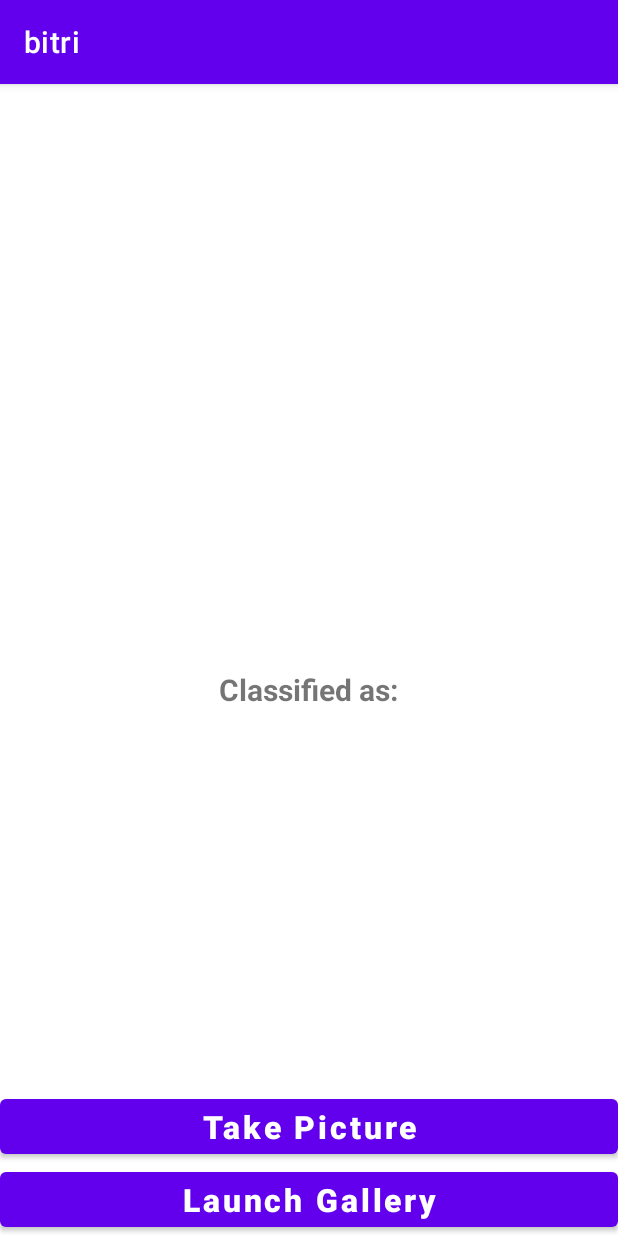
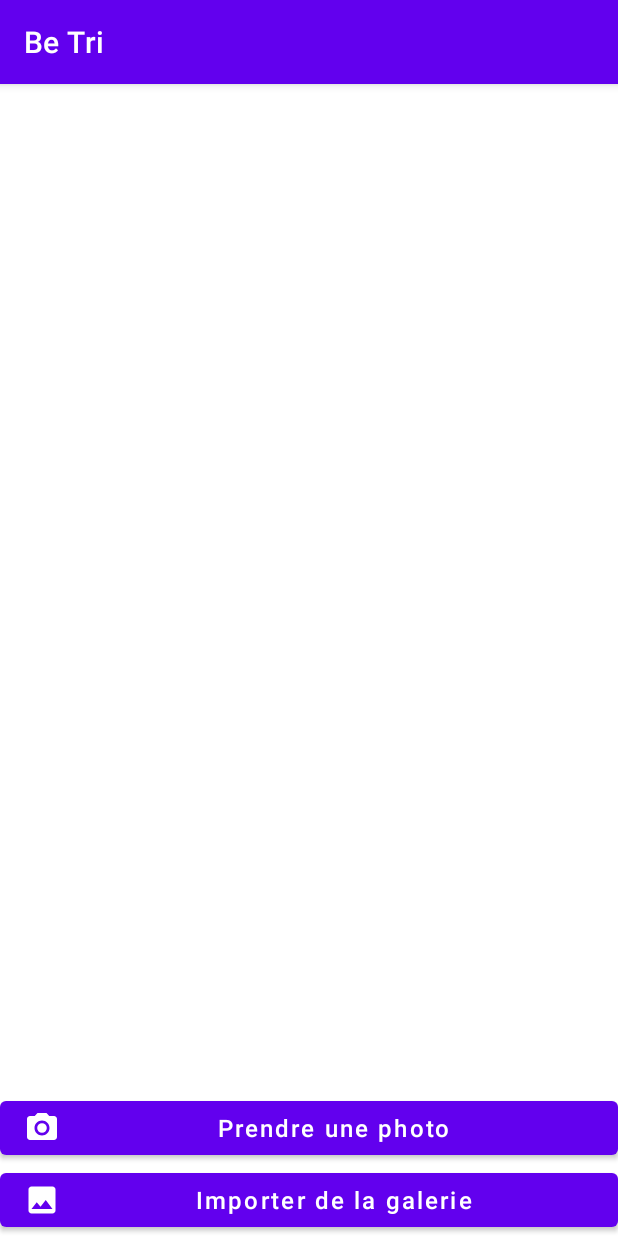
Before and after one commit to Amilaneb/be-tri-ml, an Android app: the screen it shows after launch (MainActivity), on a phone screen of 412 x 824 dp. Run offline under Robolectric (Android 15) with nearby library versions, the phone set to English and light mode, and no system bars; libraries missing offline, so code that uses them is left out: org.tensorflow.lite.

Commit message:
modification couleur et nom des champs

```diff
--- a/app/src/main/AndroidManifest.xml
+++ b/app/src/main/AndroidManifest.xml
@@ -7,7 +7,7 @@
         android:allowBackup="true"
         android:dataExtractionRules="@xml/data_extraction_rules"
         android:fullBackupContent="@xml/backup_rules"
-        android:icon="@mipmap/ic_launcher"
+        android:icon="@drawable/be_tri_icon"
         android:label="@string/app_name"
         android:supportsRtl="true"
         android:theme="@style/Theme.Bitri"
--- a/app/src/main/java/com/example/bitri/MainActivity.java
+++ b/app/src/main/java/com/example/bitri/MainActivity.java
@@ -2,16 +2,19 @@ package com.example.bitri;
 
 import androidx.annotation.Nullable;
 import androidx.appcompat.app.AppCompatActivity;
+import androidx.core.content.ContextCompat;
 
 import android.Manifest;
 import android.content.Intent;
 import android.content.pm.PackageManager;
 import android.graphics.Bitmap;
+import android.graphics.Color;
 import android.media.ThumbnailUtils;
 import android.net.Uri;
 import android.os.Bundle;
 import android.provider.MediaStore;
 import android.util.Log;
+import android.view.Menu;
 import android.view.View;
 import android.widget.Button;
 import android.widget.ImageView;
@@ -30,18 +33,18 @@ public class MainActivity extends AppCompatActivity {
 
     Button camera, gallery;
     ImageView imageView;
-    TextView result;
+    TextView result, classified;
     int imageSize = 224;
 
     @Override
     protected void onCreate(Bundle savedInstanceState) {
         super.onCreate(savedInstanceState);
         setContentView(R.layout.activity_main);
-
-        camera = findViewById(R.id.button);
-        gallery = findViewById(R.id.button2);
+        camera = findViewById(R.id.cameraButton);
+        gallery = findViewById(R.id.galleryButton);
 
         result = findViewById(R.id.result);
+        classified = findViewById(R.id.classified);
         imageView = findViewById(R.id.imageView);
 
         camera.setOnClickListener(new View.OnClickListener() {
@@ -103,11 +106,21 @@ public class MainActivity extends AppCompatActivity {
                     maxPos = i;
                 }
             }
-            String[] classes = {"Paper", "Plastic", "Glass","Trash"};
+            classified.setText("Classé comme :");
+            String[] classes = {"Papier / Carton", "Plastique / Métal", "Verre","Autre"};
             result.setText(classes[maxPos]);
-
-
-
+            if(maxPos == 0) {
+                result.setTextColor(Color.rgb(255, 176, 50));
+            }
+            else if(maxPos == 1) {
+                result.setTextColor(Color.rgb(135, 135, 135));
+            }
+            else if(maxPos == 2) {
+                result.setTextColor(Color.rgb(16, 131, 48));
+            }
+            else if(maxPos == 3) {
+                result.setTextColor(Color.BLACK);
+            }
 
             // Releases model resources if no longer used.
             model.close();
@@ -121,6 +134,7 @@ public class MainActivity extends AppCompatActivity {
     protected void onActivityResult(int requestCode, int resultCode, @Nullable Intent data) {
         if(resultCode == RESULT_OK){
             if(requestCode == 3){
+                Log.d("TAG", "Contenu de classified: " + classified.getText().toString());
                 Bitmap image = (Bitmap) data.getExtras().get("data");
                 int dimension = Math.min(image.getWidth(), image.getHeight());
                 image = ThumbnailUtils.extractThumbnail(image, dimension, dimension);
--- a/app/src/main/res/drawable/ic_baseline_camera_alt_24.xml
+++ b/app/src/main/res/drawable/ic_baseline_camera_alt_24.xml
@@ -1,4 +1,4 @@
-<vector android:height="24dp" android:tint="#000000"
+<vector android:height="24dp" android:tint="#ffffff"
     android:viewportHeight="24" android:viewportWidth="24"
     android:width="24dp" xmlns:android="http://schemas.android.com/apk/res/android">
     <path android:fillColor="@android:color/white" android:pathData="M12,12m-3.2,0a3.2,3.2 0,1 1,6.4 0a3.2,3.2 0,1 1,-6.4 0"/>
--- a/app/src/main/res/layout/activity_main.xml
+++ b/app/src/main/res/layout/activity_main.xml
@@ -6,26 +6,29 @@
     tools:context=".MainActivity">
 
     <Button
-        android:id="@+id/button"
+        android:id="@+id/cameraButton"
         android:layout_width="match_parent"
         android:layout_height="wrap_content"
-        android:layout_above="@id/button2"
-        android:layout_centerInParent="true"
-        android:text="Take Picture"
+        android:layout_above="@id/galleryButton"
+        android:layout_centerHorizontal="true"
+        android:text="@string/camera"
         android:textAllCaps="false"
-        android:textSize="21sp"
-        android:textStyle="bold" />
+        android:textSize="16sp"
+        android:textStyle="normal"
+        android:drawableLeft="@drawable/ic_baseline_camera_alt_24"/>
+
     <Button
+        android:id="@+id/galleryButton"
         android:layout_width="match_parent"
         android:layout_height="wrap_content"
-        android:layout_centerInParent="true"
-        android:id="@+id/button2"
-        android:text="Launch Gallery"
+        android:layout_alignParentBottom="true"
+        android:layout_centerHorizontal="true"
+        android:drawableLeft="@drawable/ic_baseline_insert_photo_24"
+        android:text="@string/gallery"
+        android:textAlignment="gravity"
         android:textAllCaps="false"
-        android:layout_alignParentBottom="true"
-        android:textSize="21sp"
-        android:textStyle="bold"
-        />
+        android:textSize="16sp"
+        android:textStyle="normal" />
     <ImageView
         android:layout_width="370sp"
         android:layout_height="370sp"
@@ -33,17 +36,18 @@
         android:id="@+id/imageView"
         android:layout_marginTop="10sp"
         />
+
     <TextView
+        android:id="@+id/classified"
         android:layout_width="wrap_content"
         android:layout_height="wrap_content"
+        android:layout_below="@+id/imageView"
         android:layout_centerHorizontal="true"
-        android:text="Classified as:"
-        android:textStyle="bold"
+        android:layout_marginTop="10sp"
+        android:textColor="@color/black"
         android:textSize="20sp"
-        android:id="@+id/classified"
-        android:layout_below="@+id/imageView"
-        android:layout_marginTop="10sp"
-        />
+        android:textStyle="bold" />
+
     <TextView
         android:layout_width="wrap_content"
         android:layout_height="wrap_content"
--- a/app/src/main/res/values/colors.xml
+++ b/app/src/main/res/values/colors.xml
@@ -7,4 +7,8 @@
     <color name="teal_700">#FF018786</color>
     <color name="black">#FF000000</color>
     <color name="white">#FFFFFFFF</color>
+    <color name="orangePaperCartoon">#ffb032</color>
+    <color name="greenGlass">#108330</color>
+    <color name="greyOthers">#686868</color>
+    <color name="bluePasticMetal">#2f2fff</color>
 </resources>
--- a/app/src/main/res/values/strings.xml
+++ b/app/src/main/res/values/strings.xml
@@ -1,3 +1,6 @@
 <resources>
-    <string name="app_name">bitri</string>
+    <string name="app_name">Be Tri</string>
+    <string name="classified">Classé comme:</string>
+    <string name="camera">Prendre une photo</string>
+    <string name="gallery">Importer de la galerie</string>
 </resources>
--- a/build.gradle
+++ b/build.gradle
@@ -1,5 +1,5 @@
 // Top-level build file where you can add configuration options common to all sub-projects/modules.
 plugins {
-    id 'com.android.application' version '7.4.2' apply false
-    id 'com.android.library' version '7.4.2' apply false
+    id 'com.android.application' version '7.3.1' apply false
+    id 'com.android.library' version '7.3.1' apply false
 }
```
Also changed, not shown: 1 other file.
